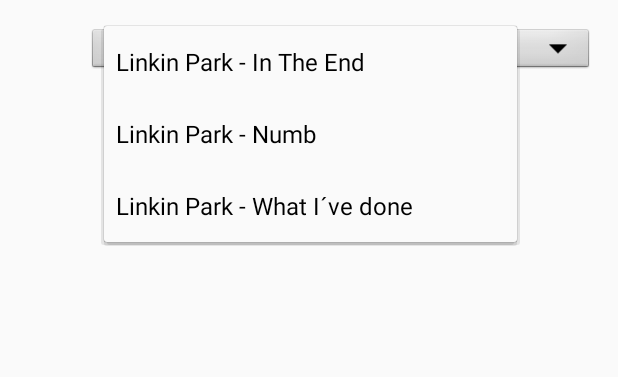
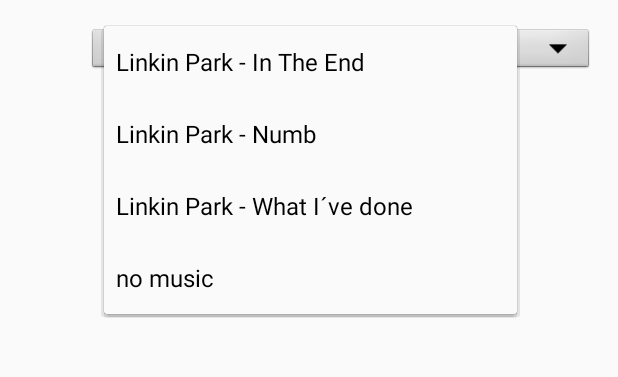
Before and after one commit to gtaing/WorkoutApp, an Android app: the PreferencesActivity screen opened directly, with no data from a screen before it, after a tap on "Linkin Park - In The End", on a phone screen of 412 x 824 dp, the part 132-509 px from its top. Run offline under Robolectric (Android 15) with nearby library versions, the phone set to English and light mode, and no system bars; libraries missing offline, so code that uses them is left out: com.mikepenz.materialdrawer; 6 statements that could not run were skipped.

Commit message:
adding musicfeature and music itself

```diff
--- a/app/src/main/java/android/example/workoutapp/PreferencesActivity.java
+++ b/app/src/main/java/android/example/workoutapp/PreferencesActivity.java
@@ -34,7 +34,7 @@
         //get the spinner from the xml.
         Spinner music_dropdown = findViewById(R.id.spinner1);
         //create a list of items for the spinner.
-        String[] items = new String[]{getString(R.string.music1), getString(R.string.music2), getString(R.string.music3)};
+        String[] items = new String[]{getString(R.string.music1), getString(R.string.music2), getString(R.string.music3), getString(R.string.nomusic)};
         //create an adapter to describe how the items are displayed, adapters are used in several places in android.
         //There are multiple variations of this, but this is the basic variant.
         ArrayAdapter<String> adapter = new ArrayAdapter<>(this, android.R.layout.simple_spinner_dropdown_item, items);
@@ -56,8 +56,11 @@
                     case 2:
                         editor.putString("music",getString(R.string.music3));
                         break;
+                    case 3:
+                        editor.putString("music",getString(R.string.nomusic));
+                        break;
                     default:
-                        editor.putString("music",getString(R.string.music1));
+                        editor.putString("music",getString(R.string.nomusic));
                 }
                 editor.commit();
             }
@@ -69,7 +72,7 @@
             }
 
         });
-
+        //get saved settings
         SharedPreferences settings = getSharedPreferences("UserInfo", 0);
         String set_music = settings.getString("music", "");
         music_dropdown.setSelection(adapter.getPosition(set_music));
--- a/app/src/main/res/values/strings.xml
+++ b/app/src/main/res/values/strings.xml
@@ -7,6 +7,8 @@
     <string name="music1">Linkin Park - In The End</string>
     <string name="music2">Linkin Park - Numb</string>
     <string name="music3">Linkin Park - What I´ve done</string>
+    <string name="nomusic">no music</string>
+
 
     <string name="next">Next</string>
     <string name="previous">Previous</string>
```
Also changed, not shown: app/src/main/java/android/example/workoutapp/PushupActivity.kt (+32 -4 lines), 3 other files.
